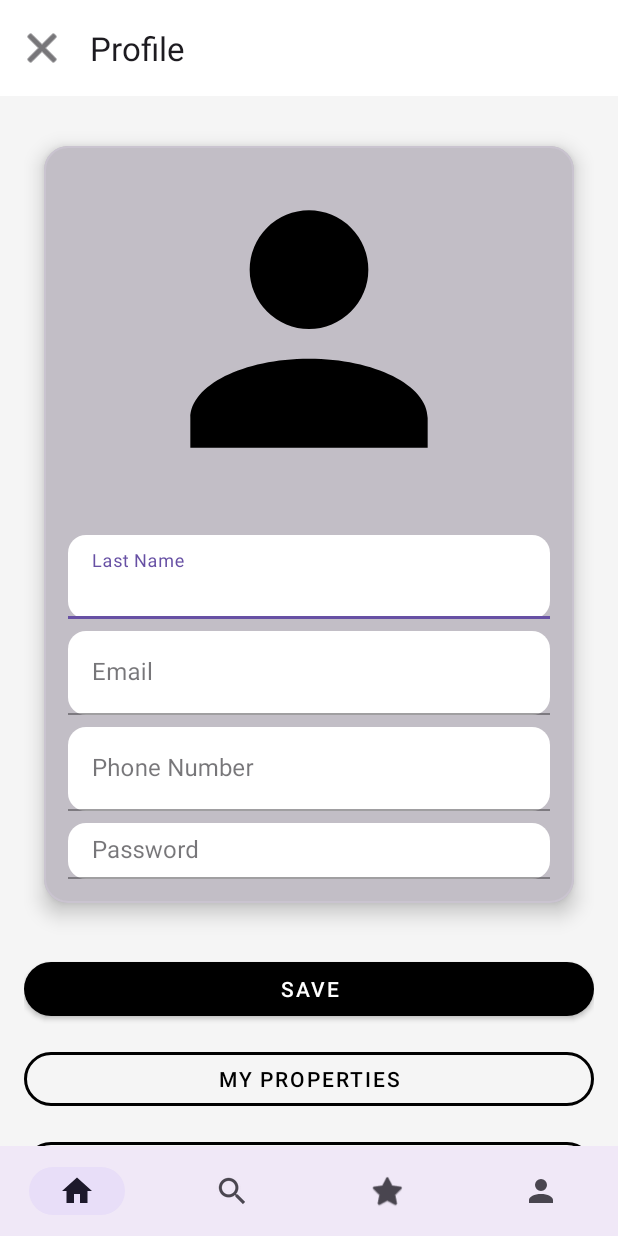
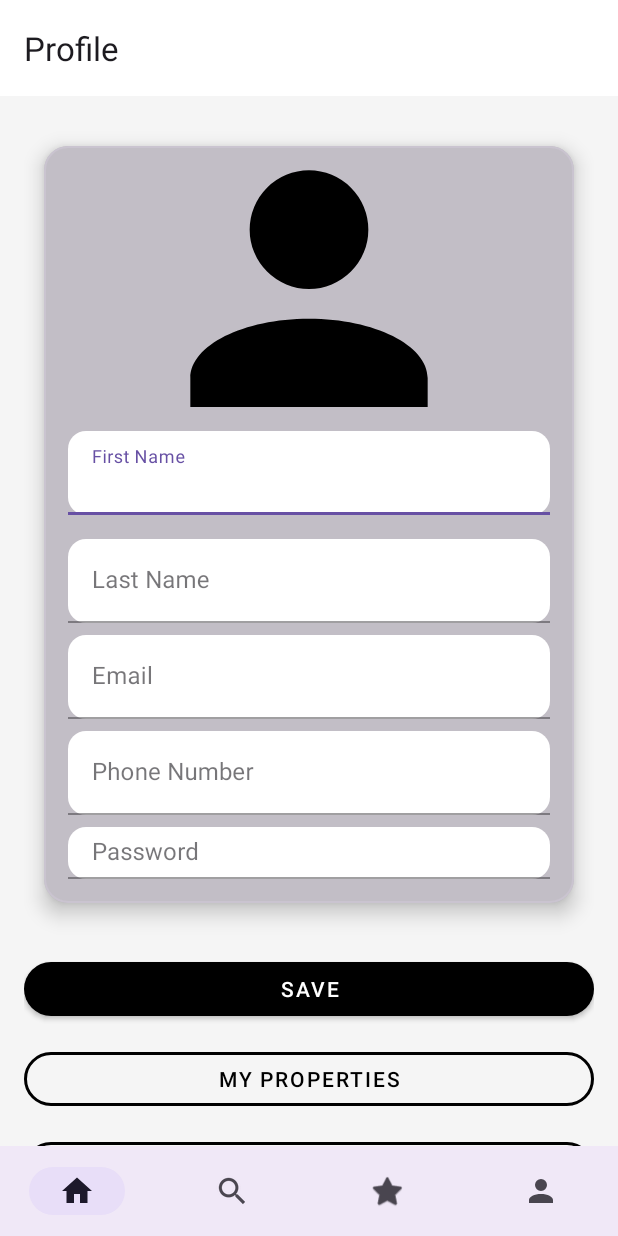
Before and after one commit to Hadi-001/mobile_project_frontend, an Android app: the layout activity_profile.xml on its own in the app's theme, with its tools: preview values and no code run, on a phone screen of 412 x 824 dp. Run offline under Robolectric (Android 15) with nearby library versions, the phone set to English and light mode, and no system bars; network calls fail.

Commit message:
split fullname into first and last name in profile

```diff
--- a/app/src/main/res/layout/activity_profile.xml
+++ b/app/src/main/res/layout/activity_profile.xml
@@ -13,7 +13,6 @@
         android:layout_width="match_parent"
         android:layout_height="?attr/actionBarSize"
         android:background="@android:color/white"
-        app:navigationIcon="@android:drawable/ic_menu_close_clear_cancel"
         app:navigationIconTint="?attr/colorOnSurface"
         app:title="Profile"
         app:titleTextColor="?attr/colorOnSurface"
@@ -52,16 +51,17 @@
                     android:padding="16dp">
 
                     <!-- Avatar -->
+
+                    <!-- Full Name -->
                     <ImageView
                         android:id="@+id/tvAvatar"
                         android:layout_width="237dp"
-                        android:layout_height="211dp"
+                        android:layout_height="158dp"
                         android:layout_gravity="center"
                         android:contentDescription="Avatar"
                         android:scaleType="centerCrop"
                         android:src="@drawable/account" />
 
-                    <!-- Full Name -->
                     <com.google.android.material.textfield.TextInputLayout
                         style="@style/Widget.MaterialComponents.TextInputLayout.FilledBox"
                         android:layout_width="match_parent"
@@ -73,8 +73,15 @@
                         app:boxCornerRadiusBottomEnd="12dp"
                         app:boxCornerRadiusBottomStart="12dp"
                         app:boxCornerRadiusTopEnd="12dp"
-                        app:boxCornerRadiusTopStart="12dp"/>
+                        app:boxCornerRadiusTopStart="12dp">
 
+                        <com.google.android.material.textfield.TextInputEditText
+                            android:id="@+id/etFirstName"
+                            android:layout_width="match_parent"
+                            android:layout_height="wrap_content" />
+                    </com.google.android.material.textfield.TextInputLayout>
+
+                    <!-- Last Name -->
                     <com.google.android.material.textfield.TextInputLayout
                         style="@style/Widget.MaterialComponents.TextInputLayout.FilledBox"
                         android:layout_width="match_parent"
@@ -89,7 +96,7 @@
                         app:boxCornerRadiusTopStart="12dp">
 
                         <com.google.android.material.textfield.TextInputEditText
-                            android:id="@+id/etFirstName"
+                            android:id="@+id/etLastName"
                             android:layout_width="match_parent"
                             android:layout_height="wrap_content" />
                     </com.google.android.material.textfield.TextInputLayout>
```
Also changed, not shown: app/src/main/java/com/example/mobile_project_frontend/ProfileActivity.java (+14 -8 lines), app/src/main/res/layout/activity_property_detail.xml (+1 -11 lines).
